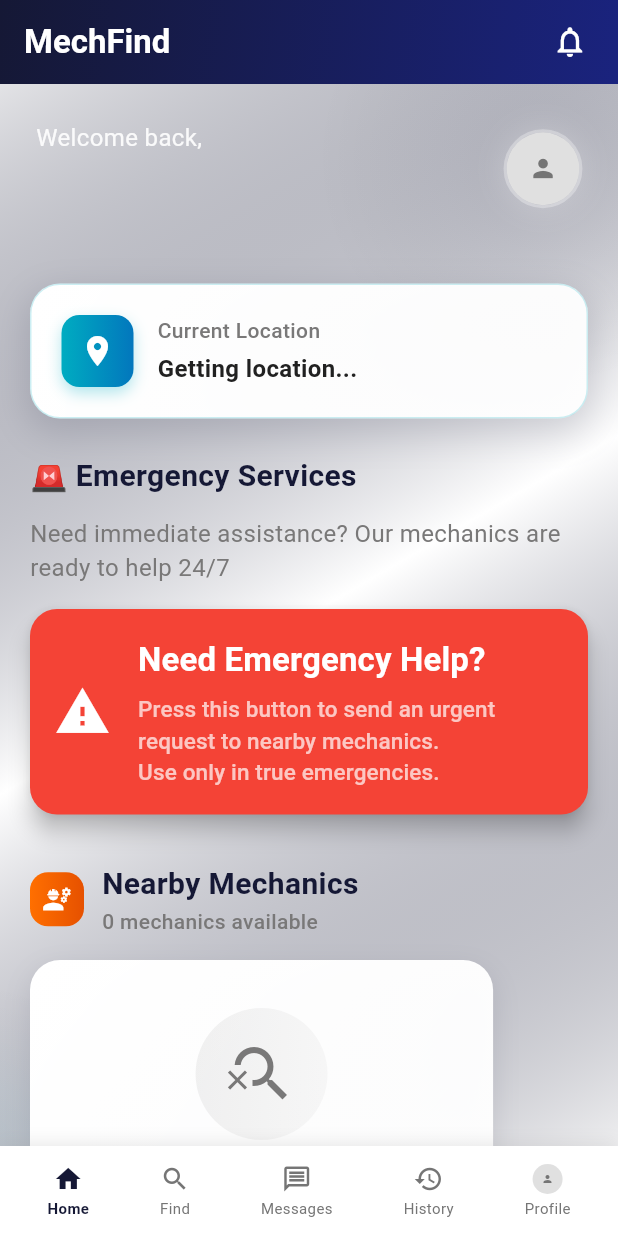
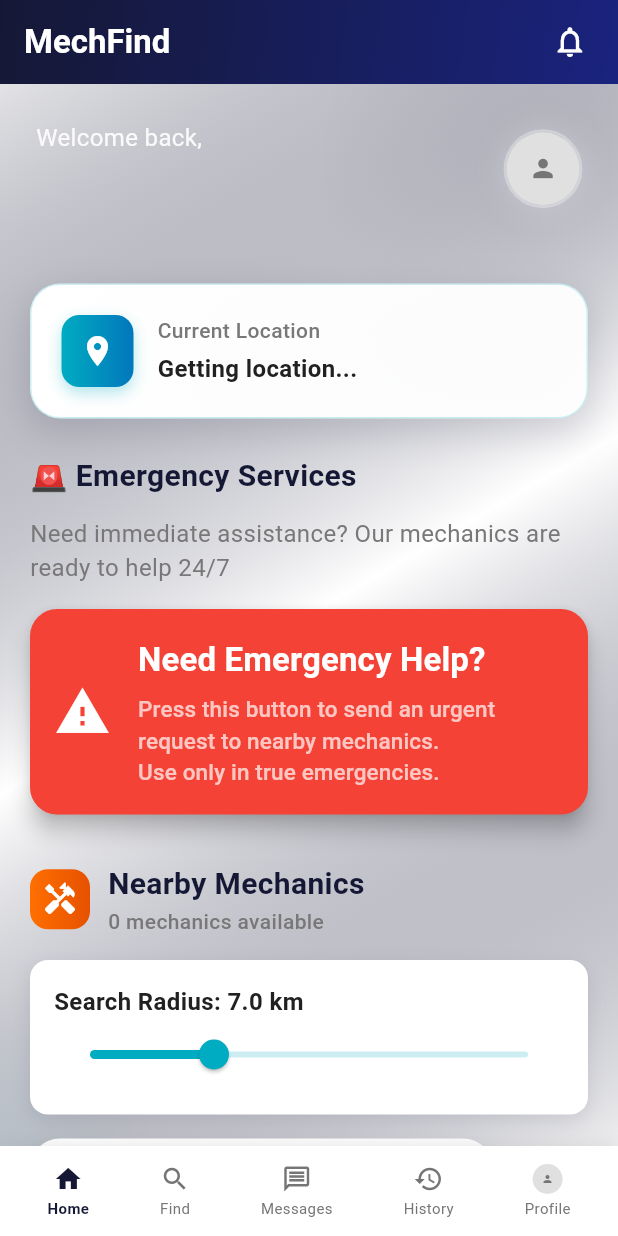
Before and after one commit to Abrar10592/MechaFind, a Flutter app: the UserHomePage screen opened by its route, item 2 of the bottom bar chosen, on a phone screen of 412 x 824 dp. Run offline on Flutter 3.47's test engine with Material 3 defaults, Android fonts, the phone set to English and light mode, and no system bars; our stand-ins replace animated_text_kit, app_links, cached_network_image, easy_localization, flutter_map, flutter_rating_bar and 9 more; missing offline and left inert: flutter_polyline_points; accounts and stored records are empty; Roboto replaces fonts that are missing (Poppins); statements that could not run were skipped.

Commit message:
radius slider added

```diff
--- a/lib/user_home.dart
+++ b/lib/user_home.dart
@@ -45,6 +45,7 @@ class _UserHomePageState extends State<UserHomePage> with WidgetsBindingObserver
   List<Map<String, dynamic>> nearbyMechanics = [];
   List<Map<String, dynamic>> activeRequests = [];
   RealtimeChannel? _requestSubscription;
+  double searchRadius = 7.0; // Default radius in km
   final supabase = Supabase.instance.client;
 
   // Animation controllers for beautiful UI
@@ -355,7 +356,7 @@ mechanic_services(service_id, services(name))
             ? mech['location_y']
             : double.tryParse(mech['location_y'].toString()) ?? 0.0;
         final distance = _calculateDistanceKm(userLat!, userLng!, mLat, mLng);
-        if (distance <= 7.0) {
+        if (distance <= searchRadius) {
           final services = (mech['mechanic_services'] as List)
               .map((s) => s['services']?['name'] as String?)
               .whereType<String>()
@@ -981,9 +982,14 @@ mechanic_services(service_id, services(name))
       child: Column(
         crossAxisAlignment: CrossAxisAlignment.start,
         children: [
+          // Header and Radius Control
           Padding(
             padding: const EdgeInsets.symmetric(horizontal: 20),
-            child: Row(
+            child: Column(
+              crossAxisAlignment: CrossAxisAlignment.start,
+              children: [
+                // Header with icon
+                Row(
                   children: [
                     Container(
                       padding: const EdgeInsets.all(8),
@@ -996,11 +1002,7 @@ mechanic_services(service_id, services(name))
                         ),
                         borderRadius: BorderRadius.circular(12),
                       ),
-                  child: const Icon(
-                    Icons.engineering,
-                    color: Colors.white,
-                    size: 20,
-                  ),
+                      child: const Icon(Icons.handyman, color: Colors.white),
                     ),
                     const SizedBox(width: 12),
                     Expanded(
@@ -1026,8 +1028,54 @@ mechanic_services(service_id, services(name))
                     ),
                   ],
                 ),
-          ),
                 const SizedBox(height: 16),
+                // Radius Control
+                Container(
+                  padding: const EdgeInsets.all(16),
+                  decoration: BoxDecoration(
+                    color: Colors.white,
+                    borderRadius: BorderRadius.circular(12),
+                    boxShadow: [
+                      BoxShadow(
+                        color: AppColors.primary.withOpacity(0.1),
+                        blurRadius: 10,
+                        offset: const Offset(0, 4),
+                      ),
+                    ],
+                  ),
+                  child: Column(
+                    crossAxisAlignment: CrossAxisAlignment.start,
+                    children: [
+                      Text(
+                        'Search Radius: ${searchRadius.toStringAsFixed(1)} km',
+                        style: AppTextStyles.body.copyWith(
+                          color: AppColors.textPrimary,
+                          fontWeight: FontWeight.w600,
+                        ),
+                      ),
+                      Slider(
+                        value: searchRadius,
+                        min: 0.0,
+                        max: 25.0,
+                        divisions: 50,
+                        activeColor: AppColors.tealPrimary,
+                        inactiveColor: AppColors.tealPrimary.withOpacity(0.2),
+                        label: '${searchRadius.toStringAsFixed(1)} km',
+                        onChanged: (newValue) {
+                          setState(() {
+                            searchRadius = newValue;
+                          });
+                          _fetchMechanicsFromDB();
+                        },
+                      ),
+                    ],
+                  ),
+                ),
+              ],
+            ),
+          ),
+          const SizedBox(height: 16),
+          // Mechanics List
           if (nearbyMechanics.isEmpty)
             _buildEmptyMechanicsState()
           else
```
Lines whose indentation alone changed are shown as unchanged.
